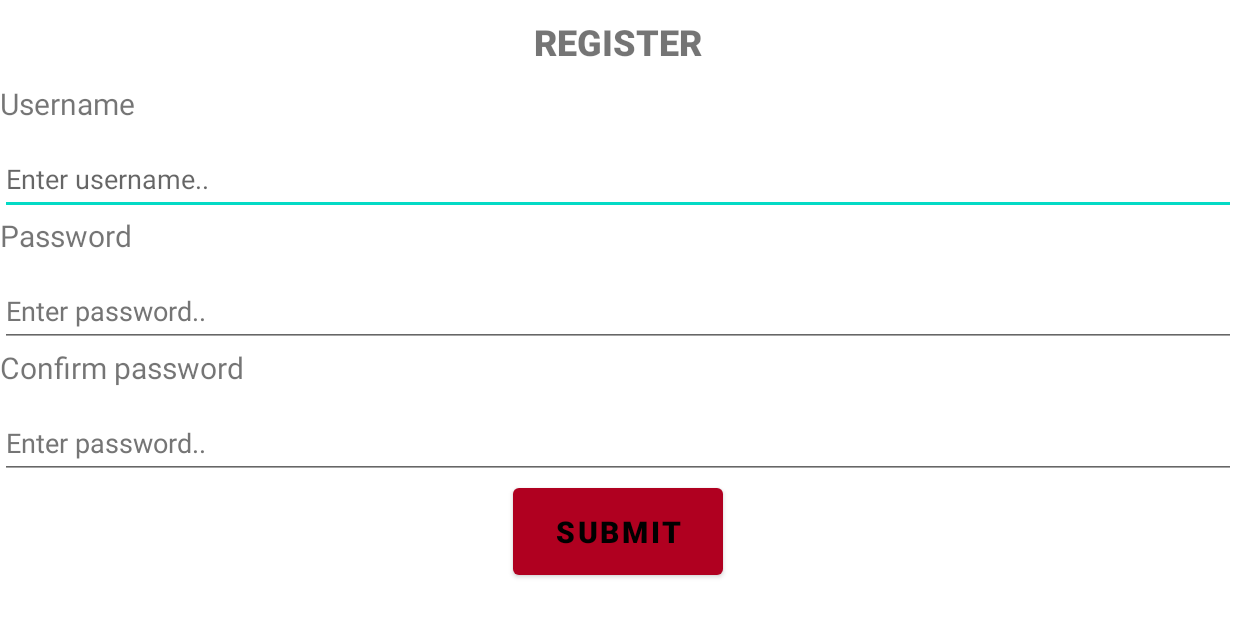
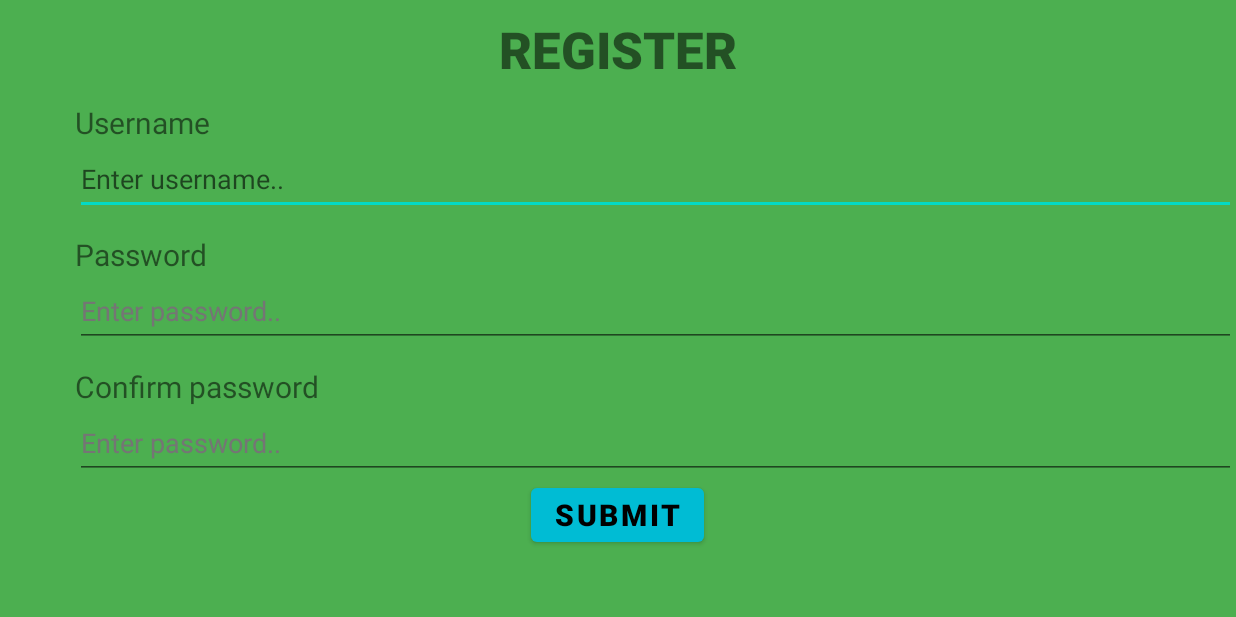
Before and after one commit to YiWeiShen/Group2_Blackjack, an Android app: the RegisterActivity screen opened directly, with no data from a screen before it, on a phone screen of 824 x 412 dp (held sideways). Run offline under Robolectric (Android 15) with nearby library versions, the phone set to English and light mode, and no system bars.

Commit message:
adjust register page

```diff
--- a/app/src/main/java/com/example/group2_blackjack/RegisterActivity.java
+++ b/app/src/main/java/com/example/group2_blackjack/RegisterActivity.java
@@ -19,7 +19,6 @@ public class RegisterActivity extends AppCompatActivity {
     @Override
     protected void onCreate(Bundle savedInstanceState) {
         super.onCreate(savedInstanceState);
-//        setRequestedOrientation(ActivityInfo.SCREEN_ORIENTATION_LANDSCAPE);
         setContentView(R.layout.activity_register);
 
         username = findViewById(R.id.username_txt);
@@ -39,12 +38,12 @@ public class RegisterActivity extends AppCompatActivity {
 
                 if (passwordTxt.equals(password2Txt)) {
                     Boolean checkinsertData = DB.insertuserdata(usernameTxt, passwordTxt);
-                    Intent intent = new Intent(RegisterActivity.this, GameActivity.class);
-                    intent.putExtra("username", usernameTxt);
-                    startActivity(intent);
-
                     if (!checkinsertData) {
                         Toast.makeText(RegisterActivity.this, "Username has been registered!", Toast.LENGTH_SHORT).show();
+                    } else {
+                        Intent intent = new Intent(RegisterActivity.this, GameActivity.class);
+                        intent.putExtra("username", usernameTxt);
+                        startActivity(intent);
                     }
                 } else {
                     Toast.makeText(RegisterActivity.this, "Password have to be the same!", Toast.LENGTH_SHORT).show();
--- a/app/src/main/res/layout/activity_register.xml
+++ b/app/src/main/res/layout/activity_register.xml
@@ -8,7 +8,8 @@
 
     <ScrollView
         android:layout_width="match_parent"
-        android:layout_height="match_parent">
+        android:layout_height="match_parent"
+        android:background="#4CAF50">
 
         <LinearLayout
             android:layout_width="match_parent"
@@ -20,14 +21,16 @@
                 android:layout_width="match_parent"
                 android:layout_height="55dp"
                 android:fontFamily="sans-serif-black"
-                android:gravity="center"
+                android:gravity="bottom|center"
                 android:text="@string/register_title"
-                android:textSize="24sp" />
+                android:textSize="34sp" />
 
             <TextView
                 android:id="@+id/username_label"
                 android:layout_width="match_parent"
                 android:layout_height="wrap_content"
+                android:layout_marginLeft="50dp"
+                android:gravity="bottom"
                 android:minHeight="40dp"
                 android:text="@string/username_label"
                 android:textSize="20sp" />
@@ -36,6 +39,7 @@
                 android:id="@+id/username_txt"
                 android:layout_width="match_parent"
                 android:layout_height="wrap_content"
+                android:layout_marginLeft="50dp"
                 android:ems="10"
                 android:hint="@string/username_hint"
                 android:importantForAutofill="no"
@@ -47,6 +51,8 @@
                 android:id="@+id/password_label"
                 android:layout_width="match_parent"
                 android:layout_height="wrap_content"
+                android:layout_marginLeft="50dp"
+                android:gravity="bottom"
                 android:minHeight="40dp"
                 android:text="@string/pw_label"
                 android:textSize="20sp" />
@@ -55,6 +61,7 @@
                 android:id="@+id/password_txt"
                 android:layout_width="match_parent"
                 android:layout_height="wrap_content"
+                android:layout_marginLeft="50dp"
                 android:ems="10"
                 android:hint="@string/pw_hint"
                 android:importantForAutofill="no"
@@ -67,6 +74,8 @@
                 android:id="@+id/password_confirm_label"
                 android:layout_width="match_parent"
                 android:layout_height="wrap_content"
+                android:layout_marginLeft="50dp"
+                android:gravity="bottom"
                 android:minHeight="40dp"
                 android:text="@string/pw_confirm_label"
                 android:textSize="20sp" />
@@ -75,6 +84,7 @@
                 android:id="@+id/password_confirm_txt"
                 android:layout_width="match_parent"
                 android:layout_height="wrap_content"
+                android:layout_marginLeft="50dp"
                 android:ems="10"
                 android:hint="@string/pw_confirm_hint"
                 android:importantForAutofill="no"
@@ -85,14 +95,14 @@
 
             <Button
                 android:id="@+id/submit_btn"
-                android:layout_width="140dp"
-                android:layout_height="70dp"
+                android:layout_width="wrap_content"
+                android:layout_height="wrap_content"
                 android:layout_gravity="center"
                 android:text="@string/submit_btn"
                 android:textColor="@color/black"
                 android:textSize="20sp"
                 android:textStyle="bold"
-                app:backgroundTint="@color/design_default_color_error" />
+                app:backgroundTint="#00BCD4" />
 
         </LinearLayout>
     </ScrollView>
```
